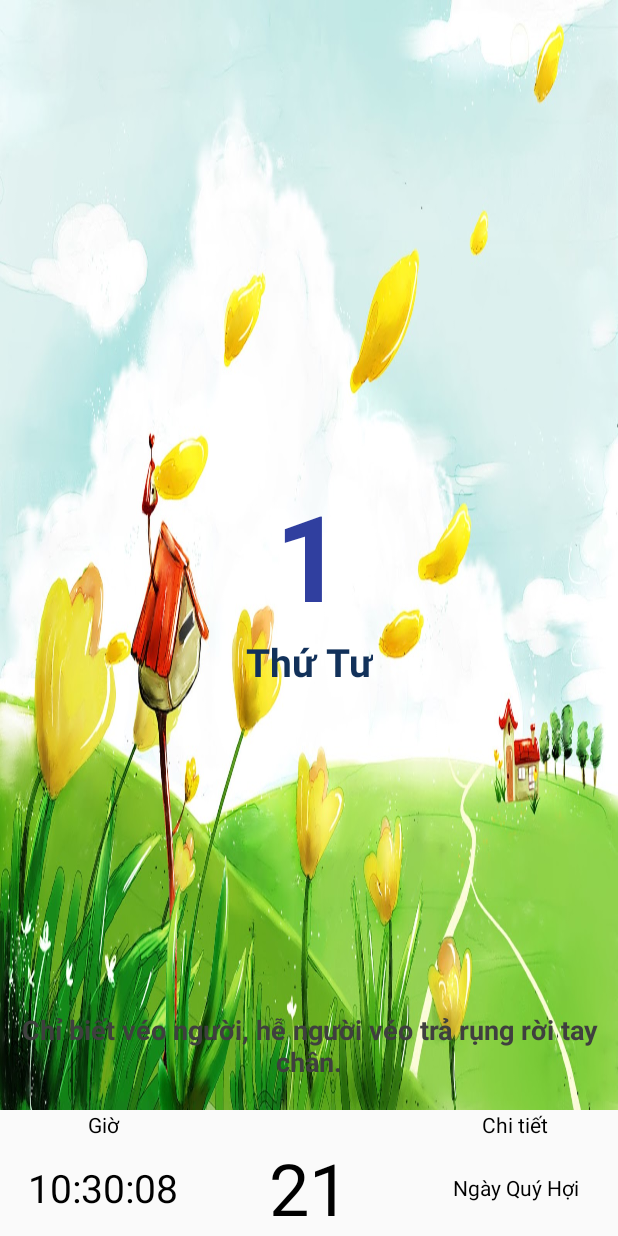
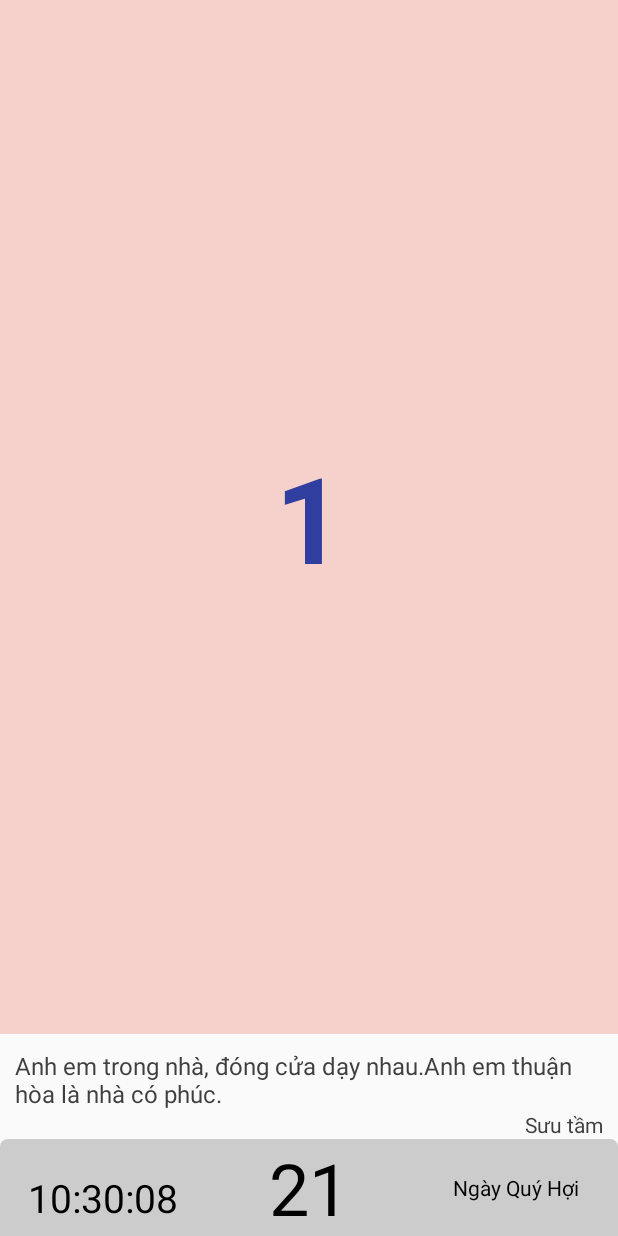
Before and after one commit to haiminhtran810/VietNameCalendar, an Android app: the screen it shows after launch (MainActivity), on a phone screen of 412 x 824 dp. Run offline under Robolectric (Android 15) with nearby library versions, the phone set to English and light mode, and no system bars; 1 statement that could not run was skipped.

Commit message:
[Task] Basic Information

```diff
--- a/app/src/main/java/home/learn/hmt/calendarvn_android/data/Constant.kt
+++ b/app/src/main/java/home/learn/hmt/calendarvn_android/data/Constant.kt
@@ -49,55 +49,55 @@ val GIO = arrayOf("23h-1h", "1h-3h", "3h-5h",
 val THU = arrayOf("Chủ Nhật", "Thứ Hai", "Thứ Ba",
         "Thứ Tư", "Thứ Năm", "Thứ Sáu", "Thứ Bảy")
 
-val CHI = arrayOf("Ty (chuot)", "Suu", "Dan",
-        "Mao", "Thin", "Ty (ran)", "Ngo", "Mui", "Than", "Dau", "Tuat",
-        "Hoi")
+val CHI = arrayOf("Tý", "Sửu", "Dần",
+        "Mão", "Thìn", "Tỵ", "Ngọ", "Mùi", "Thân", "Dậu", "Tuất",
+        "Hợi")
 
-val CAN = arrayOf("Giap", "At", "Binh", "Dinh",
-        "Mau", "Ky", "Canh", "Tan", "Nham", "Quy")
+val CAN = arrayOf("Giáp", "Ất", "Bính", "Đinh",
+        "Mậu", "Kỷ", "Canh", "Tân", "Nhâm", "Qúy")
 
 val MONTH = arrayOf("Tháng 1", "Tháng 2", "Tháng 3",
         "Tháng 4", "Tháng 5", "Tháng 6", "Tháng 7", "Tháng 8", "Tháng 9", "Tháng 10", "Tháng 11",
         "Tháng 12")
 
 val folks = arrayListOf<String>(
-        "Khó mà biết lẽ biết trời\n" +
+        "Khó mà biết lẽ biết trời" +
                 "Biết ăn, biết ở hơn người giàu sang",
-        "Khúc sông bên lở bên bồi,\n" +
+        "Khúc sông bên lở bên bồi," +
                 "Bên lở lở mãi, bên bồi bồi thêm",
         "Con cháu mà dại thì hại ông cha.",
         "Mấy ai biết lúa von, mấy ai biết con hư.",
         "Cha mẹ sinh con, trời sinh tính.",
         "Chim khôn tiếc lông, người khôn tiếc lời",
         "Năng ăn hay đói, năng nói hay lầm",
-        "Miếng ngon nhớ lâu\n" + "Lời đau nhớ đời",
+        "Miếng ngon nhớ lâu" + "Lời đau nhớ đời",
         "Cây muốn lặng, gió chẳng dừng",
-        "Biết thì thưa thốt\n" +
+        "Biết thì thưa thốt" +
                 "Không biết dựa cột mà nghe",
-        "Tiền bạc đi trước\n" +
+        "Tiền bạc đi trước" +
                 "Mực thước đi sau",
-        "Xới cơm thì xới lòng ta\n" +
+        "Xới cơm thì xới lòng ta" +
                 "So đũa thì phải so ra lòng người",
-        "Cười người chớ vội cười lâu\n" +
+        "Cười người chớ vội cười lâu" +
                 "Cười người hôm trước hôm sau người cười",
-        "Làm người chẳng ăn chẳng chơi,\n" +
+        "Làm người chẳng ăn chẳng chơi," +
                 "Khư khư giữ lấy của trời làm chi.",
         "Uống nước nhớ nguồn.",
         "Ăn quả nhớ kẻ trồng cây",
-        "Anh em trong nhà, đóng cửa dạy nhau.\n" +
+        "Anh em trong nhà, đóng cửa dạy nhau." +
                 "Anh em thuận hòa là nhà có phúc.",
-        "Thứ nhất thì tu tại gia,\n" +
+        "Thứ nhất thì tu tại gia," +
                 "Thứ nhì tu chợ, thứ ba tu chùa.",
-        "Muốn máy thì phải có kim,\n" +
+        "Muốn máy thì phải có kim," +
                 "Muốn hay ắt phải đi tìm người xưa.",
-        "Đò dọc phải tránh đò ngang,\n" +
+        "Đò dọc phải tránh đò ngang," +
                 "Ngụ cư phải tránh dân làng cho xa.",
-        "Cơm ăn ba bữa thì cho,\n" +
+        "Cơm ăn ba bữa thì cho," +
                 "Gạo mượn sét chén, xách mo đi đòi.",
-        "Có bột mới khuấy nên hồ,\n" +
+        "Có bột mới khuấy nên hồ," +
                 "Có vôi có gạch mới tô nên nhà.",
-        "Lên non cho biết non cao,\n" +
+        "Lên non cho biết non cao," +
                 "Xuống biển cầm sào cho biết cạn sâu.",
-        "Gần ba mươi tuổi chớ mừng,\n" +
+        "Gần ba mươi tuổi chớ mừng," +
                 "Khó ba mươi tuổi con đừng vội lo."
 )
--- a/app/src/main/java/home/learn/hmt/calendarvn_android/screen/information/InformationFragment.kt
+++ b/app/src/main/java/home/learn/hmt/calendarvn_android/screen/information/InformationFragment.kt
@@ -20,6 +20,7 @@ class InformationFragment : BaseFragment(), FragmentDay.IGetItem {
 
     companion object {
         const val TAG = "InformationFragment"
+        const val NMF = 20
         fun newInstance() = InformationFragment()
     }
 
@@ -29,7 +30,7 @@ class InformationFragment : BaseFragment(), FragmentDay.IGetItem {
     private var dmyChanger: DayMonthYear? = null
 
     override fun onCreateView(inflater: LayoutInflater, container: ViewGroup?,
-        savedInstanceState: Bundle?): View? {
+                              savedInstanceState: Bundle?): View? {
         return inflater.inflate(R.layout.infor_fragment, container, false)
     }
 
@@ -37,12 +38,17 @@ class InformationFragment : BaseFragment(), FragmentDay.IGetItem {
         super.initView()
         val calendar = Calendar.getInstance()
         dmyCurrent = DayMonthYear(calendar.get(Calendar.DAY_OF_MONTH),
-            calendar.get(Calendar.DAY_OF_MONTH), calendar.get(Calendar.DAY_OF_MONTH), 0, 0)
+                calendar.get(Calendar.DAY_OF_MONTH), calendar.get(Calendar.DAY_OF_MONTH), 0, 0)
         handler = Handler()
         dmyCurrent?.let {
             setAdapterDayFragment(dmyCurrent!!)
         }
         setTime()
+        updateUI()
+    }
+
+    private fun updateUI() {
+        txt_fox.text = folks[Random().nextInt(NMF)]
     }
 
     private fun setAdapterDayFragment(dmy: DayMonthYear) {
@@ -55,19 +61,21 @@ class InformationFragment : BaseFragment(), FragmentDay.IGetItem {
                 adapter = fragmentDayAdapter
                 currentItem = dmyChanger!!.day
                 addOnPageChangeListener(object : ViewPager.OnPageChangeListener {
-                    override fun onPageScrollStateChanged(state: Int) {}
+                    override fun onPageScrollStateChanged(state: Int) {
+                    }
 
                     override fun onPageScrolled(position: Int, positionOffset: Float,
-                        positionOffsetPixels: Int) {
+                                                positionOffsetPixels: Int) {
                     }
 
                     override fun onPageSelected(position: Int) {
+                        updateUI()
                         dmyChanger?.apply {
                             day = position
                             if (position - 1 == maxDayOfMonth(month, year)) {
                                 addDay(dmyChanger!!, 1)
                                 fragmentDayAdapter = FragmentDayAdapter(fragmentManager!!,
-                                    dmyChanger!!)
+                                        dmyChanger!!)
                                 fragmentDayAdapter!!.notifyDataSetChanged()
                                 adapter = fragmentDayAdapter
                                 currentItem = 1
@@ -76,16 +84,14 @@ class InformationFragment : BaseFragment(), FragmentDay.IGetItem {
                             if (position == 0) {
                                 dmyChanger = addDay(dmyChanger!!, -1)
                                 fragmentDayAdapter = FragmentDayAdapter(fragmentManager!!,
-                                    dmyChanger!!)
+                                        dmyChanger!!)
                                 fragmentDayAdapter!!.notifyDataSetChanged()
                                 adapter = fragmentDayAdapter
                                 currentItem = maxDayOfMonth(dmyChanger!!.month, dmyChanger!!.year)
                             }
                             printInfo(dmyChanger!!)
                         }
-
                     }
-
                 })
             }
         }
@@ -94,6 +100,10 @@ class InformationFragment : BaseFragment(), FragmentDay.IGetItem {
     fun printInfo(dmy: DayMonthYear) {
         val can = can(dmy)
         val chi = chi(dmy)
+        val year = "Ngày " + CAN[can[0]] + " " + CHI[chi[0]] + "\n Tháng " + CAN[can[1]] + " " + CHI[chi[1]] + "\n Năm " + CAN[can[2]] + " " + CHI[chi[2]]
+        tv_day_month_year.text = year
+        val lunaDay = lunar2Solar(dmy)
+        tv_date_lunar.text = lunaDay.day.toString()
     }
 
     fun setTime() {
@@ -118,10 +128,15 @@ class InformationFragment : BaseFragment(), FragmentDay.IGetItem {
         super.handlers()
     }
 
-    override val maxDay: Int
-        get() = TODO(
-            "not implemented") //To change initializer of created properties use File | Settings | File Templates.
-    override val maxDayPre: Int
-        get() = TODO(
-            "not implemented") //To change initializer of created properties use File | Settings | File Templates.
+    override fun maxDay(): Int {
+        return maxDayOfMonth(dmyChanger?.month!!, dmyChanger?.year!!)
+    }
+
+    override fun maxDayPre(): Int {
+        if (dmyChanger?.month!! > 1) {
+            return maxDayOfMonth(dmyChanger?.month!! - 1, dmyChanger?.year!!)
+        } else {
+            return 31
+        }
+    }
 }
--- a/app/src/main/java/home/learn/hmt/calendarvn_android/screen/information/dayfragment/FragmentDay.kt
+++ b/app/src/main/java/home/learn/hmt/calendarvn_android/screen/information/dayfragment/FragmentDay.kt
@@ -27,10 +27,11 @@ class FragmentDay : BaseFragment() {
 
     override fun onAttach(context: Context?) {
         super.onAttach(context)
+        // item = parentFragment
     }
 
     override fun onCreateView(inflater: LayoutInflater, container: ViewGroup?,
-        savedInstanceState: Bundle?): View? {
+                              savedInstanceState: Bundle?): View? {
         return inflater.inflate(R.layout.day_fragment, container, false)
     }
 
@@ -56,8 +57,7 @@ class FragmentDay : BaseFragment() {
     }
 
     interface IGetItem {
-        val maxDay: Int
-        val maxDayPre: Int
+        fun maxDay(): Int
+        fun maxDayPre(): Int
     }
-
 }
--- /dev/null
+++ b/app/src/main/res/drawable/bg_corner_infor.xml
@@ -0,0 +1,9 @@
+<?xml version="1.0" encoding="utf-8"?>
+<shape xmlns:android="http://schemas.android.com/apk/res/android"
+    android:shape="rectangle">
+    <corners
+        android:topLeftRadius="@dimen/dp_5"
+        android:topRightRadius="@dimen/dp_5" />
+
+    <solid android:color="@color/pinkishGrey" />
+</shape>
--- a/app/src/main/res/layout/day_fragment.xml
+++ b/app/src/main/res/layout/day_fragment.xml
@@ -1,16 +1,9 @@
 <?xml version="1.0" encoding="utf-8"?>
-<androidx.constraintlayout.widget.ConstraintLayout
-    xmlns:android="http://schemas.android.com/apk/res/android"
+<androidx.constraintlayout.widget.ConstraintLayout xmlns:android="http://schemas.android.com/apk/res/android"
     xmlns:app="http://schemas.android.com/apk/res-auto"
     xmlns:tools="http://schemas.android.com/tools"
     android:layout_width="match_parent"
-    android:layout_height="match_parent"
-    >
-    <ImageView
-        android:layout_width="match_parent"
-        android:layout_height="match_parent"
-        android:scaleType="fitXY"
-        android:src="@drawable/ic_1" />
+    android:layout_height="match_parent">
 
     <TextView
         android:id="@+id/tv_date_information"
@@ -24,31 +17,4 @@
         app:layout_constraintEnd_toEndOf="parent"
         app:layout_constraintStart_toStartOf="parent"
         app:layout_constraintTop_toTopOf="parent" />
-
-    <TextView
-        android:id="@+id/tv_day_information"
-        android:layout_width="wrap_content"
-        android:layout_height="wrap_content"
-        android:text="Thứ Tư"
-        android:textColor="@color/lightNavy"
-        android:textSize="@dimen/sp_26"
-        android:textStyle="bold"
-        app:layout_constraintEnd_toEndOf="parent"
-        app:layout_constraintStart_toStartOf="parent"
-        app:layout_constraintTop_toBottomOf="@id/tv_date_information" />
-
-    <TextView
-        android:id="@+id/tv_folk_information"
-        android:layout_width="wrap_content"
-        android:layout_height="wrap_content"
-        android:layout_marginBottom="@dimen/dp_20"
-        android:text="@string/folk_1"
-        android:textAlignment="center"
-        android:textColor="@color/greyishBrown"
-        android:textSize="@dimen/sp_18"
-        android:textStyle="bold"
-        app:layout_constraintBottom_toBottomOf="parent"
-        app:layout_constraintEnd_toEndOf="parent"
-        app:layout_constraintStart_toStartOf="parent" />
-
 </androidx.constraintlayout.widget.ConstraintLayout>
--- a/app/src/main/res/layout/infor_fragment.xml
+++ b/app/src/main/res/layout/infor_fragment.xml
@@ -5,76 +5,91 @@
     android:layout_width="match_parent"
     android:layout_height="match_parent"
     android:background="@color/whiteFive"
-    android:orientation="vertical"
-    >
+    android:orientation="vertical">
 
-    <androidx.viewpager.widget.ViewPager
-        android:id="@+id/view_page"
+    <androidx.constraintlayout.widget.ConstraintLayout
         android:layout_width="match_parent"
         android:layout_height="0dp"
-        android:layout_weight="1"
-        android:background="@color/blu_main"
-        />
+        android:layout_weight="1">
+
+        <ImageView
+            android:id="@+id/img_folk"
+            android:layout_width="match_parent"
+            android:layout_height="match_parent"
+            android:background="@color/vermillionTwo20"
+            android:scaleType="fitXY" />
+
+        <androidx.viewpager.widget.ViewPager
+            android:id="@+id/view_page"
+            android:layout_width="wrap_content"
+            android:layout_height="wrap_content"
+            app:layout_constraintBottom_toBottomOf="parent"
+            app:layout_constraintEnd_toEndOf="parent"
+            app:layout_constraintStart_toStartOf="parent"
+            app:layout_constraintTop_toTopOf="parent" />
+
+    </androidx.constraintlayout.widget.ConstraintLayout>
+
 
     <androidx.constraintlayout.widget.ConstraintLayout
         android:layout_width="match_parent"
         android:layout_height="wrap_content"
-        >
+        android:paddingTop="@dimen/dp_10">
 
-        <LinearLayout
-            android:id="@+id/lg_title"
+        <TextView
+            android:id="@+id/txt_fox"
             android:layout_width="match_parent"
             android:layout_height="wrap_content"
-            android:orientation="horizontal"
-            >
+            android:paddingStart="@dimen/dp_10"
+            android:paddingEnd="@dimen/dp_10"
+            android:textColor="@color/greyishBrown"
+            android:textSize="@dimen/sp_16"
+            tools:text="Cố lên thôi chứ biết phải làm sao bây giờ đây ta." />
 
-            <TextView
-                android:layout_width="match_parent"
-                android:layout_height="match_parent"
-                android:layout_weight="1"
-                android:text="@string/hour"
-                android:textAlignment="center"
-                android:textColor="@android:color/black"
-                />
-
-            <TextView
-                android:id="@+id/tv_month_lunar"
-                android:layout_width="match_parent"
-                android:layout_height="match_parent"
-                android:layout_weight="1"
-                android:textAlignment="center"
-                android:textColor="@android:color/black"
-                tools:text="Tháng 10"
-                />
-
-            <TextView
-                android:layout_width="match_parent"
-                android:layout_height="match_parent"
-                android:layout_weight="1"
-                android:text="@string/detail"
-                android:textAlignment="center"
-                android:textColor="@android:color/black"
-                />
-        </LinearLayout>
+        <TextView
+            android:id="@+id/txt_author"
+            android:layout_width="wrap_content"
+            android:layout_height="wrap_content"
+            android:layout_marginEnd="@dimen/dp_10"
+            android:text="Sưu tầm"
+            android:textColor="@color/greyishBrown"
+            android:textSize="@dimen/sp_14"
+            app:layout_constraintEnd_toEndOf="parent"
+            app:layout_constraintTop_toBottomOf="@id/txt_fox" />
 
         <LinearLayout
             android:id="@+id/lg_content"
             android:layout_width="match_parent"
             android:layout_height="wrap_content"
+            android:background="@drawable/bg_corner_infor"
             android:orientation="horizontal"
-            app:layout_constraintTop_toBottomOf="@id/lg_title"
-            >
+            app:layout_constraintTop_toBottomOf="@id/txt_author">
 
-            <TextView
-                android:id="@+id/tv_hour"
+            <LinearLayout
                 android:layout_width="match_parent"
                 android:layout_height="match_parent"
                 android:layout_weight="1"
-                android:gravity="center"
-                android:textColor="@android:color/black"
-                android:textSize="@dimen/sp_26"
-                tools:text="10:18"
-                />
+                android:orientation="vertical">
+
+                <TextView
+                    android:id="@+id/tv_day_month_year"
+                    android:layout_width="match_parent"
+                    android:layout_height="wrap_content"
+                    android:gravity="center"
+                    android:textColor="@android:color/black"
+                    android:textSize="@dimen/sp_10"
+                    tools:text="10:18" />
+
+                <TextView
+                    android:id="@+id/tv_hour"
+                    android:layout_width="match_parent"
+                    android:layout_height="match_parent"
+                    android:gravity="center"
+                    android:textColor="@android:color/black"
+                    android:textSize="@dimen/sp_26"
+                    tools:text="10:18" />
+            </LinearLayout>
+
 
             <TextView
                 android:id="@+id/tv_date_lunar"
@@ -84,8 +99,7 @@
                 android:gravity="center"
                 android:text="21"
                 android:textColor="@android:color/black"
-                android:textSize="@dimen/sp_48"
-                />
+                android:textSize="@dimen/sp_48" />
 
             <TextView
                 android:layout_width="match_parent"
@@ -93,8 +107,7 @@
                 android:layout_weight="1"
                 android:gravity="center"
                 android:text="Ngày Quý Hợi"
-                android:textColor="@android:color/black"
-                />
+                android:textColor="@android:color/black" />
         </LinearLayout>
     </androidx.constraintlayout.widget.ConstraintLayout>
 </LinearLayout>
--- a/app/src/main/res/layout/layout_nav_head.xml
+++ b/app/src/main/res/layout/layout_nav_head.xml
@@ -7,7 +7,7 @@
         android:layout_width="match_parent"
         android:layout_height="match_parent"
         android:scaleType="fitXY"
-        android:src="@drawable/ic_1"
+        android:src="@color/greyishBrown"
         />
 
 </androidx.constraintlayout.widget.ConstraintLayout>
```
